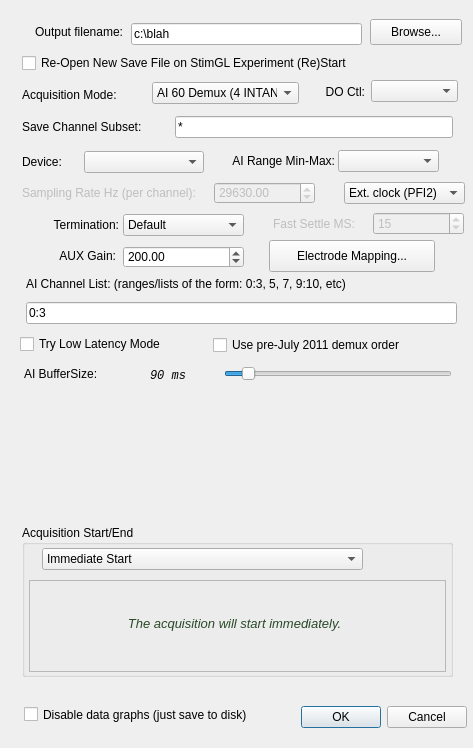
Before: the Qt Designer form ConfigureDialog.ui in acorver/SpikeGL, drawn with Qt 5.
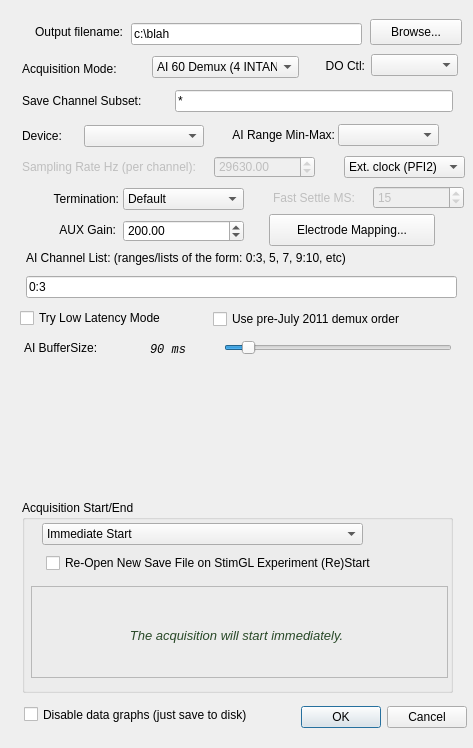
After: the same form once the commit is applied. Icons and pictures are not drawn.

Diff of the .ui file:
```diff
--- a/ConfigureDialog.ui
+++ b/ConfigureDialog.ui
@@ -88,7 +88,7 @@
    <property name="geometry">
     <rect>
      <x>22</x>
-     <y>85</y>
+     <y>59</y>
      <width>126</width>
      <height>20</height>
     </rect>
@@ -107,7 +107,7 @@
    <property name="geometry">
     <rect>
      <x>152</x>
-     <y>82</y>
+     <y>56</y>
      <width>147</width>
      <height>22</height>
     </rect>
@@ -145,7 +145,7 @@
    <property name="geometry">
     <rect>
      <x>26</x>
-     <y>302</y>
+     <y>276</y>
      <width>431</width>
      <height>22</height>
     </rect>
@@ -161,7 +161,7 @@
    <property name="geometry">
     <rect>
      <x>26</x>
-     <y>276</y>
+     <y>250</y>
      <width>421</width>
      <height>16</height>
     </rect>
@@ -180,7 +180,7 @@
    <property name="geometry">
     <rect>
      <x>22</x>
-     <y>182</y>
+     <y>156</y>
      <width>183</width>
      <height>21</height>
     </rect>
@@ -199,7 +199,7 @@
    <property name="geometry">
     <rect>
      <x>214</x>
-     <y>182</y>
+     <y>156</y>
      <width>101</width>
      <height>22</height>
     </rect>
@@ -224,7 +224,7 @@
    <property name="geometry">
     <rect>
      <x>344</x>
-     <y>182</y>
+     <y>156</y>
      <width>121</width>
      <height>22</height>
     </rect>
@@ -264,9 +264,9 @@
    <property name="geometry">
     <rect>
      <x>22</x>
-     <y>525</y>
+     <y>500</y>
      <width>431</width>
-     <height>152</height>
+     <height>193</height>
     </rect>
    </property>
    <property name="toolTip">
@@ -324,8 +324,8 @@
    <widget class="QFrame" name="acqFrame">
     <property name="geometry">
      <rect>
-      <x>7</x>
-      <y>55</y>
+      <x>9</x>
+      <y>86</y>
       <width>417</width>
       <height>92</height>
      </rect>
@@ -342,7 +342,7 @@
        <x>15</x>
        <y>9</y>
        <width>381</width>
-       <height>69</height>
+       <height>82</height>
       </rect>
      </property>
      <property name="text">
@@ -360,12 +360,42 @@
      </property>
     </widget>
    </widget>
+   <widget class="QCheckBox" name="stimGLReopenCB">
+    <property name="geometry">
+     <rect>
+      <x>24</x>
+      <y>52</y>
+      <width>397</width>
+      <height>22</height>
+     </rect>
+    </property>
+    <property name="toolTip">
+     <string>&lt;!DOCTYPE HTML PUBLIC &quot;-//W3C//DTD HTML 4.0//EN&quot; &quot;http://www.w3.org/TR/REC-html40/strict.dtd&quot;&gt;
+&lt;html&gt;&lt;head&gt;&lt;meta name=&quot;qrichtext&quot; content=&quot;1&quot; /&gt;&lt;style type=&quot;text/css&quot;&gt;
+p, li { white-space: pre-wrap; }
+&lt;/style&gt;&lt;/head&gt;&lt;body style=&quot; font-family:'Sans Serif'; font-size:9pt; font-weight:400; font-style:normal;&quot;&gt;
+&lt;p align=&quot;justify&quot; style=&quot; margin-top:0px; margin-bottom:0px; margin-left:0px; margin-right:0px; -qt-block-indent:0; text-indent:0px;&quot;&gt;If checked, then whenever a Stimulate OpenGL Plugin (re)starts, the current save file is closed and a new one is opened.  The format for this save file name is:&lt;/p&gt;
+&lt;p style=&quot;-qt-paragraph-type:empty; margin-top:0px; margin-bottom:0px; margin-left:0px; margin-right:0px; -qt-block-indent:0; text-indent:0px;&quot;&gt;&lt;/p&gt;
+&lt;p style=&quot; margin-top:0px; margin-bottom:0px; margin-left:0px; margin-right:0px; -qt-block-indent:0; text-indent:0px;&quot;&gt;PREFIX_STIMGLPLUGINNAME_N&lt;/p&gt;
+&lt;p style=&quot;-qt-paragraph-type:empty; margin-top:0px; margin-bottom:0px; margin-left:0px; margin-right:0px; -qt-block-indent:0; text-indent:0px;&quot;&gt;&lt;/p&gt;
+&lt;p align=&quot;justify&quot; style=&quot; margin-top:0px; margin-bottom:0px; margin-left:0px; margin-right:0px; -qt-block-indent:0; text-indent:0px;&quot;&gt;Where PREFIX is the filename specified in the above lineedit, STIMPLUGINNAME is the name of the plugin, and N is an integer number to make the filename unique.&lt;/p&gt;
+&lt;p style=&quot;-qt-paragraph-type:empty; margin-top:0px; margin-bottom:0px; margin-left:0px; margin-right:0px; -qt-block-indent:0; text-indent:0px;&quot;&gt;&lt;/p&gt;
+&lt;p align=&quot;justify&quot; style=&quot; margin-top:0px; margin-bottom:0px; margin-left:0px; margin-right:0px; -qt-block-indent:0; text-indent:0px;&quot;&gt;Note: Checking this requires a copy of StimGL II to be running otherwise data will not be saved.&lt;/p&gt;&lt;/body&gt;&lt;/html&gt;</string>
+    </property>
+    <property name="text">
+     <string>Re-Open New Save File on StimGL Experiment (Re)Start</string>
+    </property>
+   </widget>
+   <zorder>acqStartEndCB</zorder>
+   <zorder>acqFrame</zorder>
+   <zorder>stimGLReopenCB</zorder>
+   <zorder>acqStartEndDescrLbl</zorder>
   </widget>
   <widget class="QLabel" name="aiRangeMinLbl">
    <property name="geometry">
     <rect>
      <x>209</x>
-     <y>150</y>
+     <y>124</y>
      <width>126</width>
      <height>22</height>
     </rect>
@@ -384,7 +414,7 @@
    <property name="geometry">
     <rect>
      <x>338</x>
-     <y>150</y>
+     <y>124</y>
      <width>101</width>
      <height>22</height>
     </rect>
@@ -397,7 +427,7 @@
    <property name="geometry">
     <rect>
      <x>22</x>
-     <y>151</y>
+     <y>125</y>
      <width>57</width>
      <height>22</height>
     </rect>
@@ -416,7 +446,7 @@
    <property name="geometry">
     <rect>
      <x>84</x>
-     <y>151</y>
+     <y>125</y>
      <width>120</width>
      <height>22</height>
     </rect>
@@ -429,7 +459,7 @@
    <property name="geometry">
     <rect>
      <x>305</x>
-     <y>82</y>
+     <y>56</y>
      <width>60</width>
      <height>20</height>
     </rect>
@@ -448,7 +478,7 @@
    <property name="geometry">
     <rect>
      <x>371</x>
-     <y>80</y>
+     <y>54</y>
      <width>87</width>
      <height>22</height>
     </rect>
@@ -461,7 +491,7 @@
    <property name="geometry">
     <rect>
      <x>123</x>
-     <y>214</y>
+     <y>188</y>
      <width>121</width>
      <height>22</height>
     </rect>
@@ -499,7 +529,7 @@
    <property name="geometry">
     <rect>
      <x>19</x>
-     <y>214</y>
+     <y>188</y>
      <width>100</width>
      <height>22</height>
     </rect>
@@ -521,7 +551,7 @@
    <property name="geometry">
     <rect>
      <x>373</x>
-     <y>212</y>
+     <y>186</y>
      <width>91</width>
      <height>23</height>
     </rect>
@@ -546,7 +576,7 @@
    <property name="geometry">
     <rect>
      <x>273</x>
-     <y>214</y>
+     <y>188</y>
      <width>91</width>
      <height>20</height>
     </rect>
@@ -565,7 +595,7 @@
    <property name="geometry">
     <rect>
      <x>19</x>
-     <y>245</y>
+     <y>219</y>
      <width>97</width>
      <height>22</height>
     </rect>
@@ -584,7 +614,7 @@
    <property name="geometry">
     <rect>
      <x>123</x>
-     <y>246</y>
+     <y>220</y>
      <width>121</width>
      <height>22</height>
     </rect>
@@ -606,7 +636,7 @@
    <property name="geometry">
     <rect>
      <x>269</x>
-     <y>240</y>
+     <y>214</y>
      <width>166</width>
      <height>32</height>
     </rect>
@@ -615,37 +645,11 @@
     <string>Electrode Mapping...</string>
    </property>
   </widget>
-  <widget class="QCheckBox" name="stimGLReopenCB">
-   <property name="geometry">
-    <rect>
-     <x>22</x>
-     <y>52</y>
-     <width>435</width>
-     <height>22</height>
-    </rect>
-   </property>
-   <property name="toolTip">
-    <string>&lt;!DOCTYPE HTML PUBLIC &quot;-//W3C//DTD HTML 4.0//EN&quot; &quot;http://www.w3.org/TR/REC-html40/strict.dtd&quot;&gt;
-&lt;html&gt;&lt;head&gt;&lt;meta name=&quot;qrichtext&quot; content=&quot;1&quot; /&gt;&lt;style type=&quot;text/css&quot;&gt;
-p, li { white-space: pre-wrap; }
-&lt;/style&gt;&lt;/head&gt;&lt;body style=&quot; font-family:'Sans Serif'; font-size:9pt; font-weight:400; font-style:normal;&quot;&gt;
-&lt;p align=&quot;justify&quot; style=&quot; margin-top:0px; margin-bottom:0px; margin-left:0px; margin-right:0px; -qt-block-indent:0; text-indent:0px;&quot;&gt;If checked, then whenever a Stimulate OpenGL Plugin (re)starts, the current save file is closed and a new one is opened.  The format for this save file name is:&lt;/p&gt;
-&lt;p style=&quot;-qt-paragraph-type:empty; margin-top:0px; margin-bottom:0px; margin-left:0px; margin-right:0px; -qt-block-indent:0; text-indent:0px;&quot;&gt;&lt;/p&gt;
-&lt;p style=&quot; margin-top:0px; margin-bottom:0px; margin-left:0px; margin-right:0px; -qt-block-indent:0; text-indent:0px;&quot;&gt;PREFIX_STIMGLPLUGINNAME_N&lt;/p&gt;
-&lt;p style=&quot;-qt-paragraph-type:empty; margin-top:0px; margin-bottom:0px; margin-left:0px; margin-right:0px; -qt-block-indent:0; text-indent:0px;&quot;&gt;&lt;/p&gt;
-&lt;p align=&quot;justify&quot; style=&quot; margin-top:0px; margin-bottom:0px; margin-left:0px; margin-right:0px; -qt-block-indent:0; text-indent:0px;&quot;&gt;Where PREFIX is the filename specified in the above lineedit, STIMPLUGINNAME is the name of the plugin, and N is an integer number to make the filename unique.&lt;/p&gt;
-&lt;p style=&quot;-qt-paragraph-type:empty; margin-top:0px; margin-bottom:0px; margin-left:0px; margin-right:0px; -qt-block-indent:0; text-indent:0px;&quot;&gt;&lt;/p&gt;
-&lt;p align=&quot;justify&quot; style=&quot; margin-top:0px; margin-bottom:0px; margin-left:0px; margin-right:0px; -qt-block-indent:0; text-indent:0px;&quot;&gt;Note: Checking this requires a copy of StimGL II to be running otherwise data will not be saved.&lt;/p&gt;&lt;/body&gt;&lt;/html&gt;</string>
-   </property>
-   <property name="text">
-    <string>Re-Open New Save File on StimGL Experiment (Re)Start</string>
-   </property>
-  </widget>
   <widget class="QWidget" name="aoPassthruWidget" native="true">
    <property name="geometry">
     <rect>
      <x>22</x>
-     <y>395</y>
+     <y>369</y>
      <width>431</width>
      <height>121</height>
     </rect>
@@ -655,7 +659,7 @@
    <property name="geometry">
     <rect>
      <x>175</x>
-     <y>116</y>
+     <y>90</y>
      <width>278</width>
      <height>22</height>
     </rect>
@@ -674,7 +678,7 @@
    <property name="geometry">
     <rect>
      <x>22</x>
-     <y>117</y>
+     <y>91</y>
      <width>147</width>
      <height>20</height>
     </rect>
@@ -696,7 +700,7 @@
    <property name="geometry">
     <rect>
      <x>20</x>
-     <y>332</y>
+     <y>306</y>
      <width>192</width>
      <height>24</height>
     </rect>
@@ -709,7 +713,7 @@
    <property name="geometry">
     <rect>
      <x>213</x>
-     <y>331</y>
+     <y>305</y>
      <width>245</width>
      <height>28</height>
     </rect>
@@ -736,7 +740,7 @@
    <property name="geometry">
     <rect>
      <x>224</x>
-     <y>363</y>
+     <y>337</y>
      <width>228</width>
      <height>22</height>
     </rect>
@@ -767,7 +771,7 @@
    <property name="geometry">
     <rect>
      <x>24</x>
-     <y>366</y>
+     <y>340</y>
      <width>97</width>
      <height>16</height>
     </rect>
@@ -789,7 +793,7 @@
    <property name="geometry">
     <rect>
      <x>119</x>
-     <y>366</y>
+     <y>340</y>
      <width>98</width>
      <height>20</height>
     </rect>
```
Left out of the diff: 5 changed lines with no effect on the pictures.
